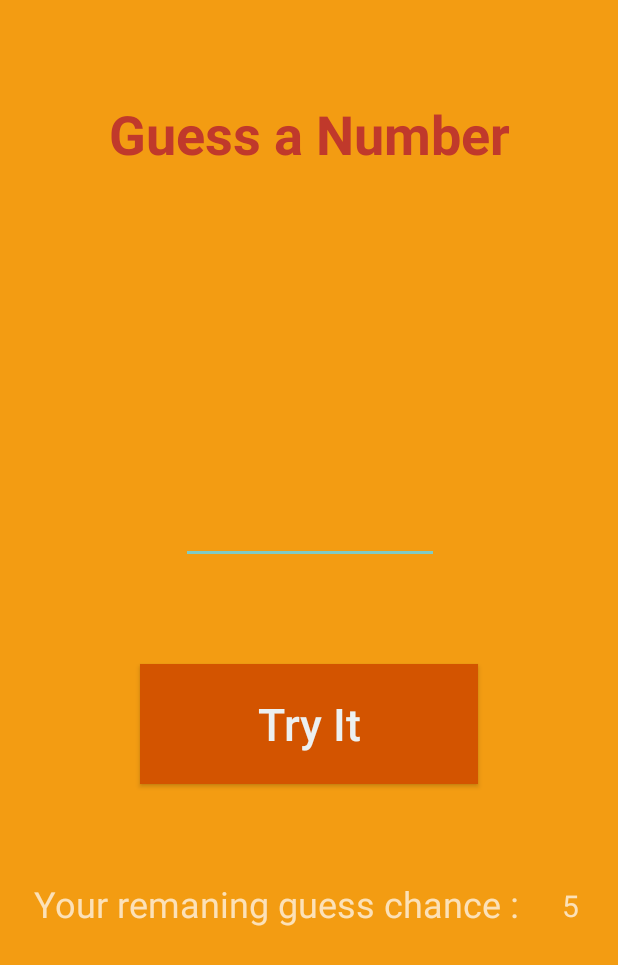
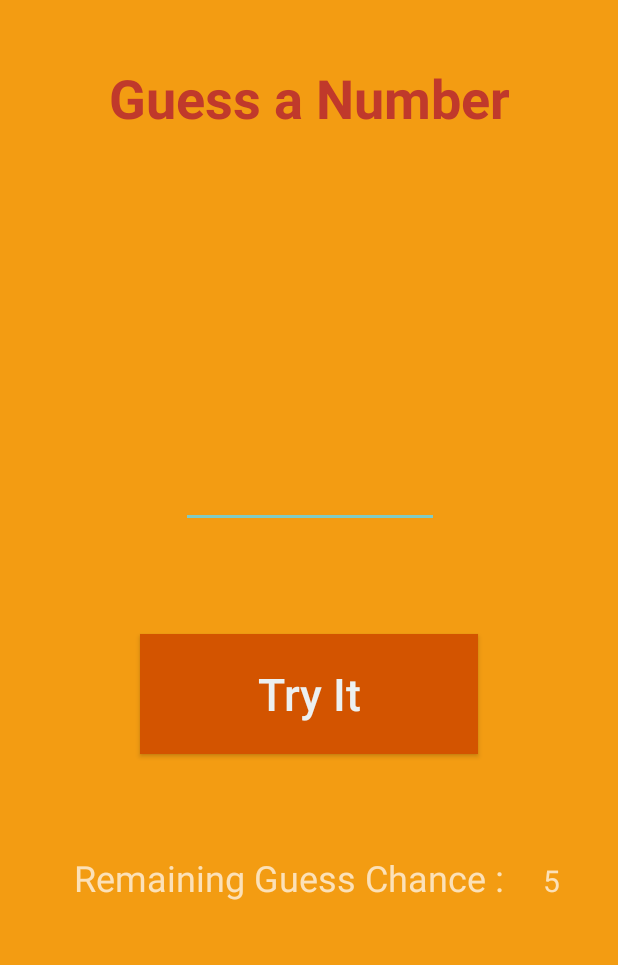
Before and after one commit to isoguzay/Android-Native-Guess-Number, an Android app: the GameActivity screen opened directly, with no data from a screen before it, on a phone screen of 412 x 824 dp. Shown: the top 965 px of the screen. Run offline under Robolectric (Android 15) with nearby library versions, the phone set to English and light mode, and no system bars; 1 statement that could not run was skipped.

Commit message:
Game design updated.

```diff
--- a/app/build.gradle
+++ b/app/build.gradle
@@ -26,7 +26,7 @@ dependencies {
     implementation 'com.android.support:design:28.0.0'
     implementation 'com.android.support:support-vector-drawable:28.0.0'
     implementation 'com.android.support:support-v4:28.0.0'
-    testImplementation 'junit:junit:4.12'
-    androidTestImplementation 'com.android.support.test:runner:1.0.2'
-    androidTestImplementation 'com.android.support.test.espresso:espresso-core:3.0.2'
+    testİmplementation 'junit:junit:4.12'
+    androidTestİmplementation 'com.android.support.test:runner:1.0.2'
+    androidTestİmplementation 'com.android.support.test.espresso:espresso-core:3.0.2'
 }
--- a/app/src/main/res/layout/activity_game.xml
+++ b/app/src/main/res/layout/activity_game.xml
@@ -31,7 +31,7 @@
             app:layout_constraintEnd_toEndOf="parent"
             app:layout_constraintStart_toStartOf="parent"
             app:layout_constraintTop_toTopOf="parent"
-            app:layout_constraintVertical_bias="0.075" />
+            app:layout_constraintVertical_bias="0.043" />
 
         <EditText
             android:id="@+id/editText_guessInput"
@@ -126,27 +126,24 @@
 
         <TextView
             android:id="@+id/textView_leftRight"
-            android:layout_width="338dp"
-            android:layout_height="73dp"
-            android:layout_marginStart="8dp"
+            android:layout_width="wrap_content"
+            android:layout_height="80dp"
             android:layout_marginTop="8dp"
-            android:layout_marginEnd="8dp"
+            android:layout_marginEnd="20dp"
             android:layout_marginBottom="8dp"
             android:gravity="center"
-            android:text="Your remaning guess chance : "
+            android:text="Remaining Guess Chance :"
             android:textAlignment="center"
             android:textSize="24sp"
             app:layout_constraintBottom_toBottomOf="parent"
-            app:layout_constraintEnd_toEndOf="parent"
-            app:layout_constraintHorizontal_bias="0.175"
-            app:layout_constraintStart_toStartOf="parent"
+            app:layout_constraintEnd_toEndOf="@+id/textView_message"
             app:layout_constraintTop_toBottomOf="@+id/button_try"
-            app:layout_constraintVertical_bias="0.166" />
+            app:layout_constraintVertical_bias="0.155" />
 
         <TextView
             android:id="@+id/textView_chance"
             android:layout_width="47dp"
-            android:layout_height="73dp"
+            android:layout_height="76dp"
             android:layout_marginStart="8dp"
             android:layout_marginTop="12dp"
             android:layout_marginEnd="8dp"
@@ -157,10 +154,10 @@
             android:textSize="20sp"
             app:layout_constraintBottom_toTopOf="@+id/ratingBar"
             app:layout_constraintEnd_toEndOf="parent"
-            app:layout_constraintHorizontal_bias="1.0"
+            app:layout_constraintHorizontal_bias="0.0"
             app:layout_constraintStart_toEndOf="@+id/textView_leftRight"
             app:layout_constraintTop_toTopOf="@+id/button_new"
-            app:layout_constraintVertical_bias="0.107" />
+            app:layout_constraintVertical_bias="0.0" />
 
         <RatingBar
             android:id="@+id/ratingBar"
```
